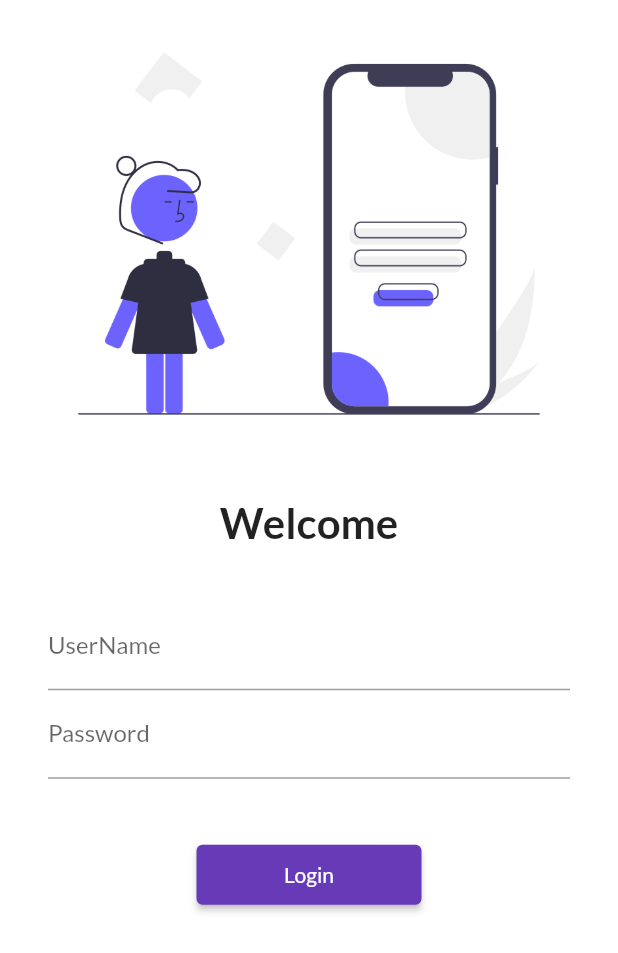
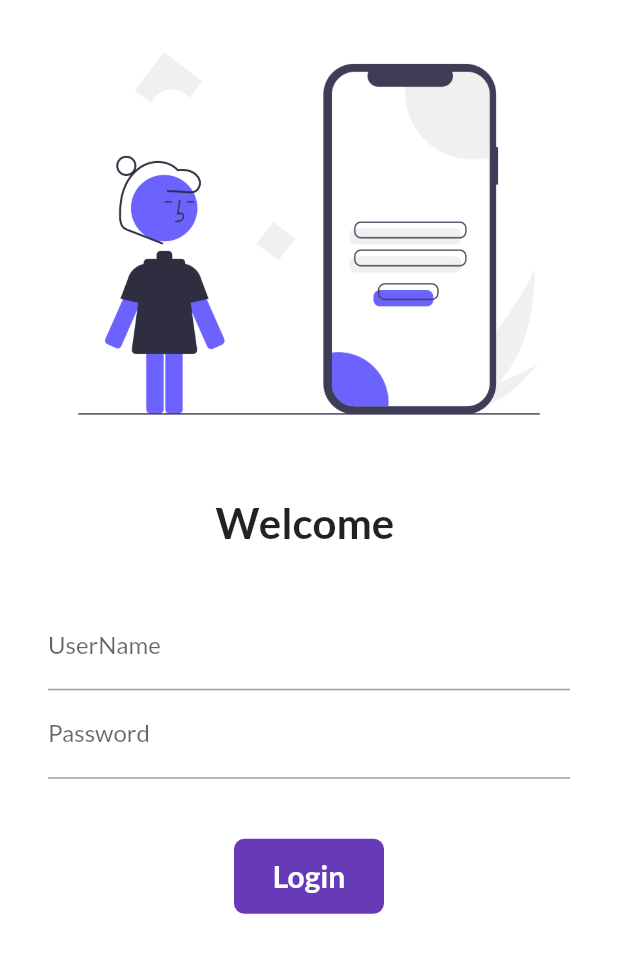
Before and after one commit to PrakharSinghG/Flutter1st, a Flutter app: the screen it shows after launch, on a phone screen of 412 x 824 dp. Shown: the top 953 px of the screen. Run offline on Flutter 3.47's test engine with Material 2 defaults, Android fonts, the phone set to English and light mode, and no system bars; our stand-ins replace google_fonts.

Commit message:
day 6 completed

```diff
--- a/lib/pages/login_page.dart
+++ b/lib/pages/login_page.dart
@@ -3,7 +3,14 @@
 import 'package:flutter/material.dart';
 import 'package:flutter_demo/utils/routes.dart';
 
-class LoginPage extends StatelessWidget {
+class LoginPage extends StatefulWidget {
+  @override
+  State<LoginPage> createState() => _LoginPageState();
+}
+
+class _LoginPageState extends State<LoginPage> {
+  String name = "";
+  bool changeButton = false;
   @override
   Widget build(BuildContext context) {
     return Material(
@@ -14,13 +21,12 @@ class LoginPage extends StatelessWidget {
             Image.asset(
               "assets/images/login_image.png",
               fit: BoxFit.cover,
-
             ),
             SizedBox(
               height: 20.0,
             ),
             Text(
-              "Welcome",
+              "Welcome $name",
               style: TextStyle(
                 fontSize: 28,
                 fontWeight: FontWeight.bold,
@@ -37,6 +43,10 @@ class LoginPage extends StatelessWidget {
                   TextField(
                     decoration: InputDecoration(
                         hintText: "Enter UserName", labelText: "UserName"),
+                    onChanged: (value) {
+                      name = value;
+                      setState(() {});
+                    },
                   ),
                   TextField(
                     obscureText: true,
@@ -46,12 +56,42 @@ class LoginPage extends StatelessWidget {
                   SizedBox(
                     height: 40.0,
                   ),
-                  ElevatedButton(
-                      onPressed: () {
-                        Navigator.pushNamed(context, MyRoutes.homeRoute);
-                      },
-                      child: Text("Login"),
-                      style: TextButton.styleFrom(minimumSize: Size(150, 40)),)
+
+                  InkWell(
+                    onTap: () async{
+                      setState(() {
+                        changeButton = true;
+                      });
+                      await Future.delayed(Duration(seconds: 1));
+                      Navigator.pushNamed(context, MyRoutes.homeRoute);
+                    },
+                    child: AnimatedContainer(
+                      duration: Duration(seconds: 1),
+                      width: changeButton ? 50 : 100,
+                      height: 50,
+                      alignment: Alignment.center,
+                      child: changeButton ? Icon(Icons.done,
+                      color: Colors.white,) : Text(
+                        "Login",
+                        style: TextStyle(
+                            fontWeight: FontWeight.bold,
+                            fontSize: 20.0,
+                            color: Colors.white),
+                      ),
+                      decoration: BoxDecoration(
+                          color: Colors.deepPurple,
+                          borderRadius:
+                              BorderRadius.circular(changeButton ? 50 : 7)),
+                    ),
+                  )
+
+                  // ElevatedButton(
+                  //   onPressed: () {
+                  //     Navigator.pushNamed(context, MyRoutes.homeRoute);
+                  //   },
+                  //   child: Text("Login"),
+                  //   style: TextButton.styleFrom(minimumSize: Size(150, 40)),
+                  // )
                 ],
               ),
             ),
```
